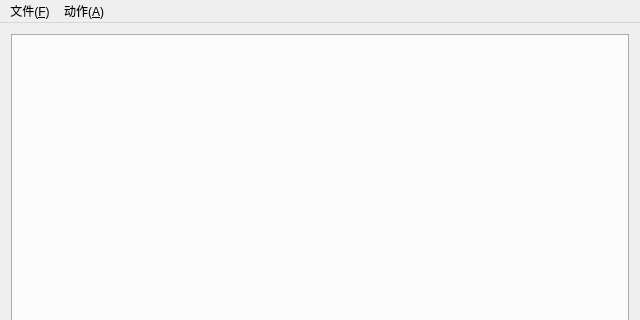
Above: traceanalyzer.ui from pccooler/TraceAnalyzer before the change; both pictures show x 0 to 640 and y 0 to 320 of the 640 by 480 pixel window. Below: the same form after it.
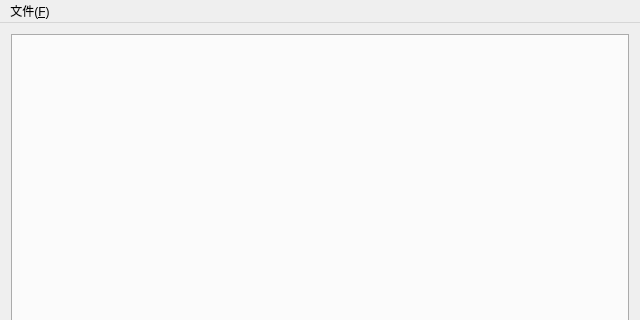
That is the form after the change.

Patch:
```diff
--- a/traceanalyzer.ui
+++ b/traceanalyzer.ui
@@ -49,15 +49,9 @@
     <property name="title">
      <string>文件(&amp;F)</string>
     </property>
-    <addaction name="exitAct"/>
-   </widget>
-   <widget class="QMenu" name="menu">
-    <property name="title">
-     <string>动作(&amp;A)</string>
-    </property>
+    <addaction name="action"/>
    </widget>
    <addaction name="menu_F"/>
-   <addaction name="menu"/>
   </widget>
   <widget class="QStatusBar" name="statusBar"/>
   <action name="exitAct">
```
Left out of the diff: 6 changed lines with no effect on the pictures.
